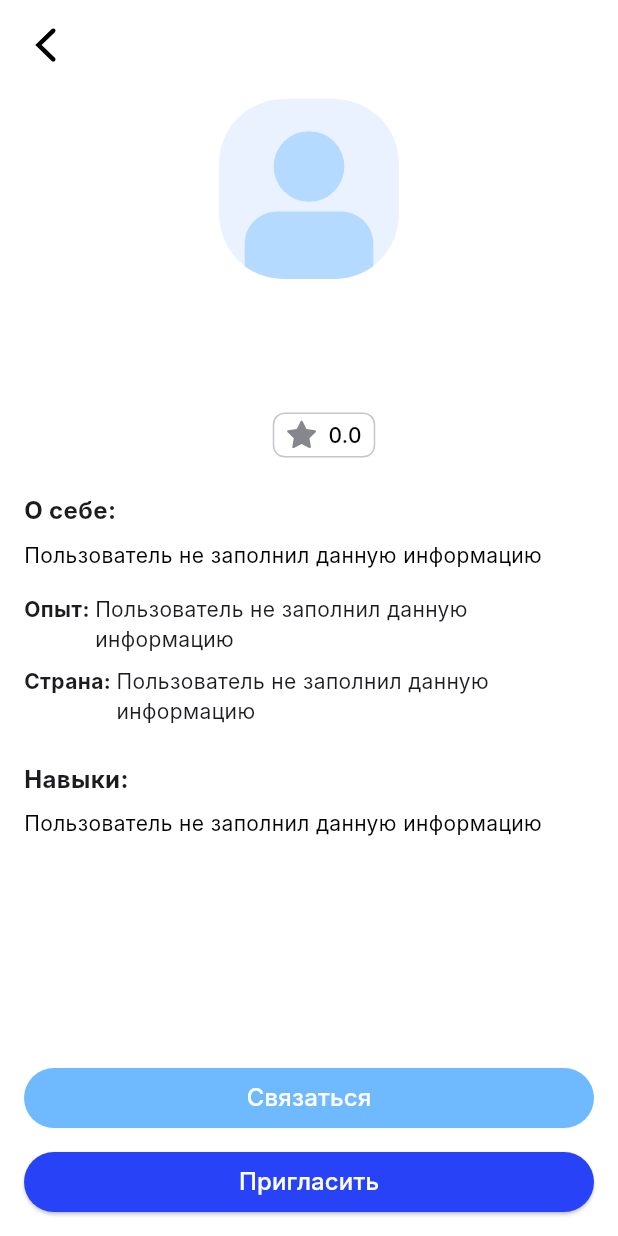
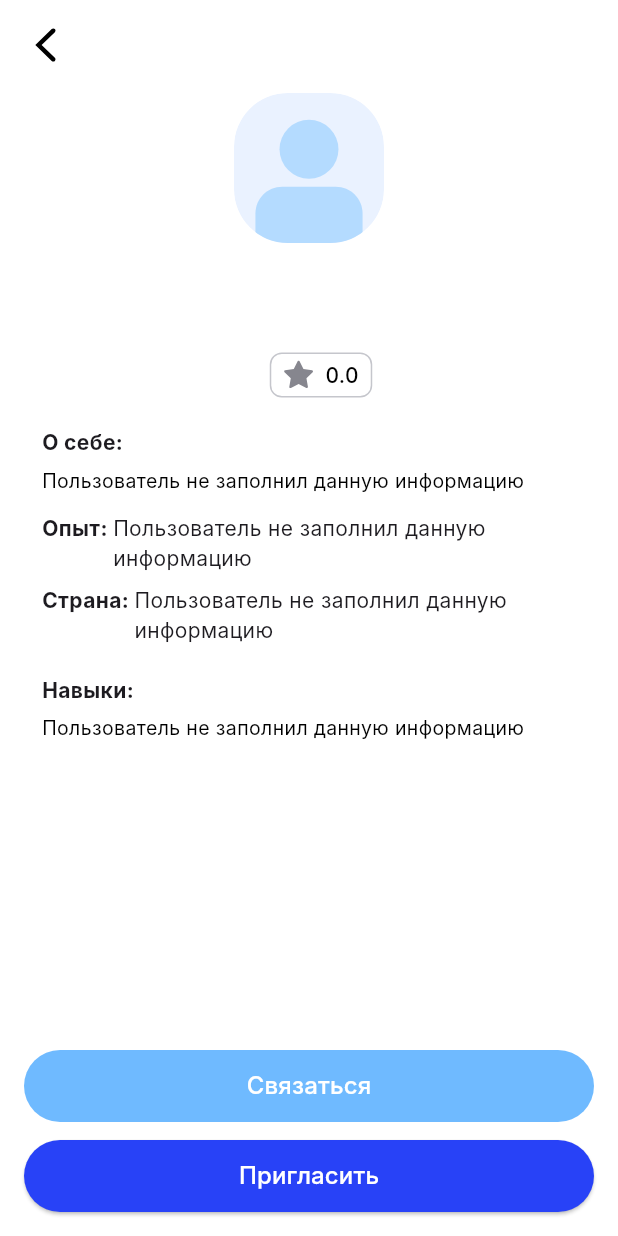
Before and after one commit to TP-Jobsy/jobsy-client, a Flutter app: the FreelancerProfileScreen screen opened directly with empty values, on a phone screen of 412 x 824 dp. Run offline on Flutter 3.47's test engine with Material 3 defaults, Android fonts, the light colour scheme and no system bars; our stand-ins replace cached_network_image, flutter_bloc, flutter_dotenv, flutter_svg, image_picker, mask_text_input_formatter and 1 more; accounts and stored records are empty; Roboto replaces fonts that are missing (Inter).

Commit message:
feat: fix adaptability

```diff
--- a/lib/pages/project/freelancer_profile_content.dart
+++ b/lib/pages/project/freelancer_profile_content.dart
@@ -20,17 +20,25 @@ class FreelancerProfileContent extends StatelessWidget {
     final experience = freelancer.about.experienceLevel ?? '';
     final country = freelancer.basic.country ?? '';
 
+    final mediaQuery = MediaQuery.of(context);
+    final screenWidth = mediaQuery.size.width;
+    final isSmallScreen = screenWidth < 600;
+
+    final double avatarSize = isSmallScreen ? 100 : 120;
+    final double fontSizeTitle = isSmallScreen ? 20 : 24;
+    final double fontSizeSubTitle = isSmallScreen ? 14 : 16;
+    final double fontSizeNormal = isSmallScreen ? 13 : 14;
+
     return Padding(
-      padding: const EdgeInsets.all(16),
+      padding: EdgeInsets.all(isSmallScreen ? 12 : 16),
       child: Column(
         crossAxisAlignment: CrossAxisAlignment.start,
         children: [
           Center(
-            child:
-                avatarUrl.isNotEmpty
+            child: avatarUrl.isNotEmpty
                 ? Container(
-                      width: 120,
-                      height: 120,
+              width: avatarSize,
+              height: avatarSize,
               decoration: BoxDecoration(
                 borderRadius: BorderRadius.circular(20),
                 image: DecorationImage(
@@ -39,28 +47,29 @@ class FreelancerProfileContent extends StatelessWidget {
                 ),
               ),
             )
-                    : SvgPicture.asset('assets/icons/avatar.svg', width: 120, height: 120),
+                : SvgPicture.asset('assets/icons/avatar.svg',
+                width: avatarSize, height: avatarSize),
           ),
-          const SizedBox(height: 16),
+          SizedBox(height: isSmallScreen ? 12 : 16),
           Center(
             child: Column(
               children: [
                 Text(
                   name,
-                  style: const TextStyle(
-                    fontSize: 24,
+                  style: TextStyle(
+                    fontSize: fontSizeTitle,
                     fontWeight: FontWeight.bold,
                   ),
                 ),
-                const SizedBox(height: 8),
+                SizedBox(height: isSmallScreen ? 6 : 8),
                 Text(
                   position,
-                  style: const TextStyle(
-                    fontSize: 16,
+                  style: TextStyle(
+                    fontSize: fontSizeSubTitle,
                     color: Palette.secondary,
                   ),
                 ),
-                const SizedBox(height: 8),
+                SizedBox(height: isSmallScreen ? 6 : 8),
                 Row(
                   mainAxisAlignment: MainAxisAlignment.center,
                   children: [
@@ -68,7 +77,7 @@ class FreelancerProfileContent extends StatelessWidget {
                       icon: 'assets/icons/location.svg',
                       label: location,
                     ),
-                    const SizedBox(width: 20),
+                    SizedBox(width: isSmallScreen ? 16 : 20),
                     _buildTag(
                       icon: 'assets/icons/StarFilled.svg',
                       label: rating.toString(),
@@ -78,51 +87,61 @@ class FreelancerProfileContent extends StatelessWidget {
               ],
             ),
           ),
-          const SizedBox(height: 24),
-          const Text(
+          SizedBox(height: isSmallScreen ? 20 : 24),
+          Text(
             'О себе:',
-            style: TextStyle(fontSize: 16, fontWeight: FontWeight.bold),
+            style: TextStyle(
+              fontSize: fontSizeSubTitle,
+              fontWeight: FontWeight.bold,
             ),
-          const SizedBox(height: 8),
+          ),
+          SizedBox(height: isSmallScreen ? 6 : 8),
           Text(
             description.isNotEmpty
                 ? description
                 : 'Пользователь не заполнил данную информацию',
-            style: const TextStyle(fontSize: 14, color: Palette.black),
+            style: TextStyle(
+              fontSize: fontSizeNormal,
+              color: Palette.black,
             ),
-          const SizedBox(height: 16),
+          ),
+          SizedBox(height: isSmallScreen ? 12 : 16),
           _infoRow('Опыт:', _localizeExperience(experience)),
           _infoRow('Страна:', country),
-          const SizedBox(height: 16),
-          const Text(
+          SizedBox(height: isSmallScreen ? 12 : 16),
+          Text(
             'Навыки:',
-            style: TextStyle(fontSize: 16, fontWeight: FontWeight.bold),
+            style: TextStyle(
+              fontSize: fontSizeSubTitle,
+              fontWeight: FontWeight.bold,
             ),
-          const SizedBox(height: 8),
+          ),
+          SizedBox(height: isSmallScreen ? 6 : 8),
           skills.isNotEmpty
               ? Wrap(
-                spacing: 8,
-                runSpacing: 8,
-                children:
-                    skills
-                        .map(
-                          (skill) => Chip(
+            spacing: isSmallScreen ? 6 : 8,
+            runSpacing: isSmallScreen ? 6 : 8,
+            children: skills.map((skill) => Chip(
               label: Text(
                 skill,
-                              style: const TextStyle(color: Palette.black),
+                style: TextStyle(
+                  fontSize: fontSizeNormal,
+                  color: Palette.black,
+                ),
               ),
               backgroundColor: Palette.white,
-                            side: const BorderSide(color: Palette.black),
+              side: BorderSide(color: Palette.black),
               shape: RoundedRectangleBorder(
                 borderRadius: BorderRadius.circular(20),
               ),
+            )).toList(),
+          )
+              : Text(
+            'Пользователь не заполнил данную информацию',
+            style: TextStyle(
+              fontSize: fontSizeNormal,
+              color: Palette.black,
             ),
-                        )
-                        .toList(),
-              )
-              : const Text(
-                'Пользователь не заполнил данную информацию',
-                style: TextStyle(fontSize: 14, color: Palette.black),
           ),
         ],
       ),
--- a/lib/pages/project/freelancer_profile_screen.dart
+++ b/lib/pages/project/freelancer_profile_screen.dart
@@ -14,40 +14,55 @@ class FreelancerProfileScreen extends StatelessWidget {
   @override
   Widget build(BuildContext context) {
     final link = freelancer.contact.contactLink;
+    final media = MediaQuery.of(context);
+    final width = media.size.width;
+
+    final buttonWidth = width > 600 ? 600.0 : width - 32;
+
+    final buttonHeight = width < 350 ? 40.0 : 48.0;
+
+    final fontSize = width < 350 ? 14.0 : 16.0;
+
+    final verticalSpacing = width < 350 ? 8.0 : 12.0;
+
     return Scaffold(
       backgroundColor: Palette.white,
       appBar: CustomNavBar(title: ''),
-      body: FreelancerProfileContent(freelancer: freelancer),
-      bottomNavigationBar: Padding(
-        padding: const EdgeInsets.all(16),
+      body: SingleChildScrollView(
+        padding: const EdgeInsets.symmetric(horizontal: 16),
+        child: FreelancerProfileContent(freelancer: freelancer),
+      ),
+      bottomNavigationBar: SafeArea(
+        minimum: const EdgeInsets.symmetric(horizontal: 16, vertical: 16),
         child: Column(
           mainAxisSize: MainAxisSize.min,
           children: [
             SizedBox(
-              width: double.infinity,
-              height: 40,
+              width: buttonWidth,
+              height: buttonHeight,
               child: OutlinedButton(
                 onPressed: () => openExternalLink(context, link),
                 style: OutlinedButton.styleFrom(
                   backgroundColor: Palette.sky,
                   side: BorderSide.none,
                   shape: RoundedRectangleBorder(
-                      borderRadius: BorderRadius.circular(50)),
+                    borderRadius: BorderRadius.circular(50),
+                  ),
                 ),
-                child: const Text(
+                child: Text(
                   'Связаться',
                   style: TextStyle(
                     color: Palette.white,
-                    fontSize: 16,
+                    fontSize: fontSize,
                     fontFamily: 'Inter',
                   ),
                 ),
               ),
             ),
-            const SizedBox(height: 16),
+            SizedBox(height: verticalSpacing),
             SizedBox(
-              width: double.infinity,
-              height: 40,
+              width: buttonWidth,
+              height: buttonHeight,
               child: ElevatedButton(
                 onPressed: () {
                   Navigator.of(context).push(MaterialPageRoute(
@@ -59,13 +74,14 @@ class FreelancerProfileScreen extends StatelessWidget {
                 style: ElevatedButton.styleFrom(
                   backgroundColor: Palette.primary,
                   shape: RoundedRectangleBorder(
-                      borderRadius: BorderRadius.circular(50)),
+                    borderRadius: BorderRadius.circular(50),
+                  ),
                 ),
-                child: const Text(
+                child: Text(
                   'Пригласить',
                   style: TextStyle(
                     color: Palette.white,
-                    fontSize: 16,
+                    fontSize: fontSize,
                     fontFamily: 'Inter',
                   ),
                 ),
```
Lines whose indentation alone changed are shown as unchanged.
